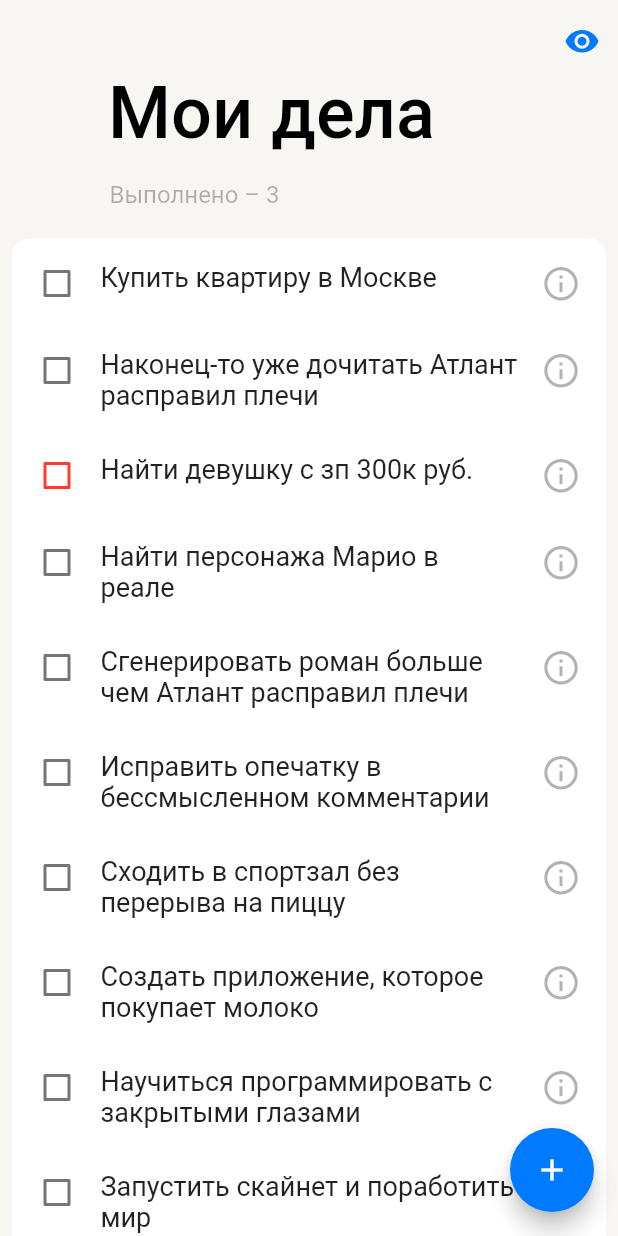
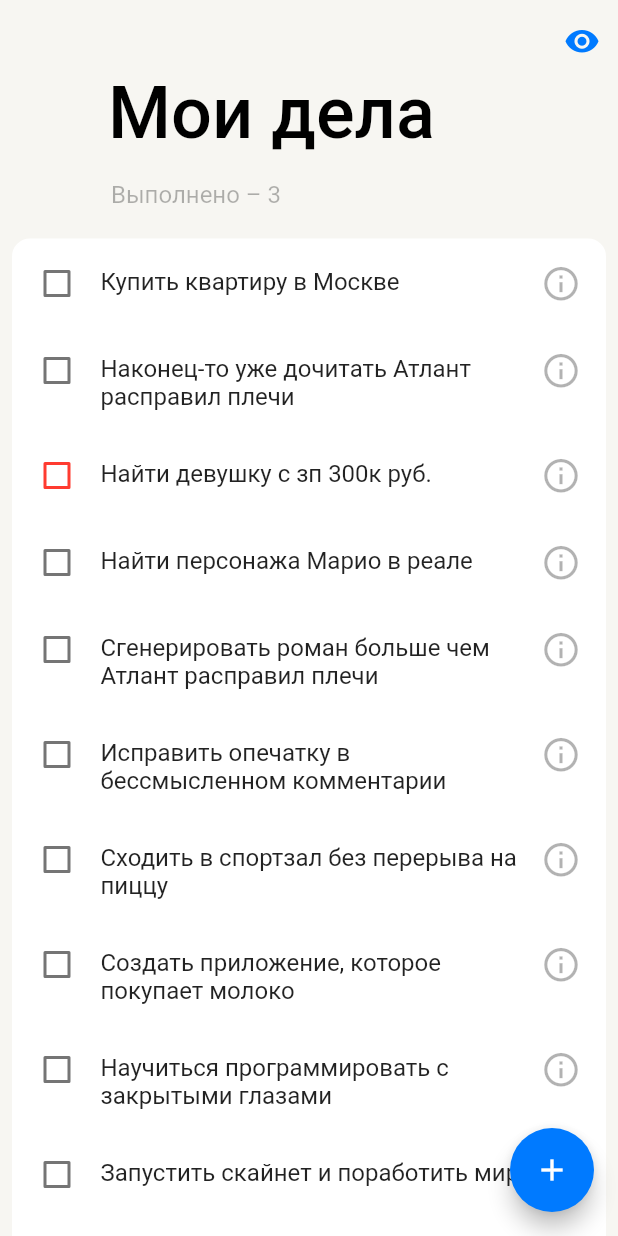
Before and after one commit to denisskin/todoapp, a Flutter app: the screen it shows after launch, on a phone screen of 412 x 824 dp. Run offline on Flutter 3.47's test engine with Material 2 defaults, Android fonts, the phone set to English and light mode, and no system bars; our stand-ins replace google_fonts.

Commit message:
fix styles

```diff
--- a/lib/db.dart
+++ b/lib/db.dart
@@ -99,6 +99,10 @@ class Task {
     );
   }
 
+  String localDateString() {
+    return to!.toString().substring(0, 10);
+  }
+
   bool isHighPriority() {
     return priority == 'high';
   }
--- a/lib/homepage.dart
+++ b/lib/homepage.dart
@@ -24,7 +24,7 @@ class _HomePageState extends State<HomePage> {
             backgroundColor: AppTheme.backPrimary,
             pinned: true,
             flexibleSpace: FlexibleSpaceBar(
-              title: Text('Мои дела', style: AppTheme.textAppBar),
+              title: Text('Мои дела', style: AppTheme.appBarHeader),
               centerTitle: false,
             ),
             actions: [
@@ -42,11 +42,11 @@ class _HomePageState extends State<HomePage> {
               crossAxisAlignment: CrossAxisAlignment.start,
               children: [
                 Padding(
-                    padding: const EdgeInsets.fromLTRB(73, 0, 0, 0),
+                    padding: const EdgeInsets.fromLTRB(74, 0, 0, 0),
                     child: Text('Выполнено – ${DB.tasks.countCompleted()}',
                         style: AppTheme.textDone)),
                 Padding(
-                  padding: const EdgeInsets.fromLTRB(8.0, 20.0, 8.0, 40.0),
+                  padding: const EdgeInsets.fromLTRB(8, 20, 8, 40),
                   child: Container(
                     decoration: BoxDecoration(
                       color: AppTheme.colorWhite,
@@ -70,7 +70,7 @@ class _HomePageState extends State<HomePage> {
                     ),
                   ),
                 ),
-                SizedBox(height: 100),
+                const SizedBox(height: 100),
               ],
             ),
           ),
@@ -143,18 +143,19 @@ class _HomePageState extends State<HomePage> {
                 child: Column(
                   crossAxisAlignment: CrossAxisAlignment.start,
                   children: [
+                    const SizedBox(height: 4),
                     Text(
                       task.title,
                       style: task.completed
                           ? AppTheme.itemCompletedTextStyle
                           : AppTheme.itemRegularTextStyle,
                     ),
-                    // if (isDateSetted && !isTaskCompleted)
-                    //   Text('дата', style: dateTextStyle),
+                    if (task.isDateSelected())
+                      Text(task.localDateString(),
+                          style: AppTheme.smallSecondaryText),
                   ],
                 ),
               ),
-              const SizedBox(width: 14),
               const SizedBox(
                 width: 30,
                 height: 30,
--- a/lib/theme.dart
+++ b/lib/theme.dart
@@ -60,38 +60,56 @@ abstract class AppTheme {
     color: labelTertiary,
   );
 
-  static final textAppBar = GoogleFonts.roboto(
-    fontSize: 32.0,
+  static final appBarHeader = GoogleFonts.roboto(
+    fontSize: 32,
     fontWeight: FontWeight.w500,
     color: labelPrimary,
   );
+
+  static final appBarPrimaryButton = GoogleFonts.roboto(
+    color: AppTheme.colorBlue,
+    fontSize: 16,
+  );
+
+  static final regularBodyText = GoogleFonts.roboto(
+    fontSize: 16,
+    fontWeight: FontWeight.w400,
+  );
+
+  static final regularHintText = GoogleFonts.roboto(
+    fontSize: 16,
+    fontWeight: FontWeight.w400,
+    color: AppTheme.labelTertiary,
+  );
+
   static final buttonNewTask = GoogleFonts.roboto(
     fontSize: 16,
     fontWeight: FontWeight.w500,
     color: labelSecondary,
   );
 
-  static const textAppbarPrimaryButton = TextStyle(
-    color: AppTheme.colorBlue,
+  static final itemRegularTextStyle = GoogleFonts.roboto(
     fontSize: 16,
+    fontWeight: FontWeight.w400,
   );
 
-  static const infoIcon = Icon(
-    Icons.info_outline,
-    color: labelTertiary,
-    size: 27,
-  );
-
-  static final itemRegularTextStyle = GoogleFonts.roboto(
-    fontSize: 18.0,
-    fontWeight: FontWeight.w400,
-  );
   static final itemCompletedTextStyle = GoogleFonts.roboto(
     color: labelTertiary,
     decoration: TextDecoration.lineThrough,
     decorationColor: labelTertiary,
-    fontSize: 18.0,
+    fontSize: 16,
     fontWeight: FontWeight.w400,
+  );
+
+  static TextStyle smallBodyText = GoogleFonts.roboto(
+    fontSize: 14,
+    fontWeight: FontWeight.w400,
+  );
+
+  static TextStyle smallSecondaryText = GoogleFonts.roboto(
+    fontSize: 14,
+    fontWeight: FontWeight.w400,
+    color: labelTertiary,
   );
 }
 
@@ -113,36 +131,3 @@ abstract class DarkThemeColors {
   static const backElevated = Color(0xFF3C3C3F);
   static const customHighImportance = Color.fromRGBO(68, 43, 43, 1.0);
 }
-
-abstract class AppTextStyles {
-  static TextStyle appBarTextStyle = GoogleFonts.roboto(
-    fontSize: 32,
-    fontWeight: FontWeight.w500,
-  );
-
-  static TextStyle listTextStyle = GoogleFonts.roboto(
-    fontSize: 18,
-    fontWeight: FontWeight.w400,
-  );
-
-  static TextStyle appbarActionTextStyle = GoogleFonts.roboto(
-    fontSize: 14,
-    fontWeight: FontWeight.w500,
-  );
-
-  static TextStyle regularBodyText = GoogleFonts.roboto(
-    fontSize: 16,
-    fontWeight: FontWeight.w400,
-  );
-
-  static TextStyle regularHintText = GoogleFonts.roboto(
-    fontSize: 16,
-    fontWeight: FontWeight.w400,
-    color: AppTheme.labelTertiary,
-  );
-
-  static TextStyle smallBodyText = GoogleFonts.roboto(
-    fontSize: 14,
-    fontWeight: FontWeight.w400,
-  );
-}
```
Also changed, not shown: lib/taskpage.dart (+8 -8 lines).
